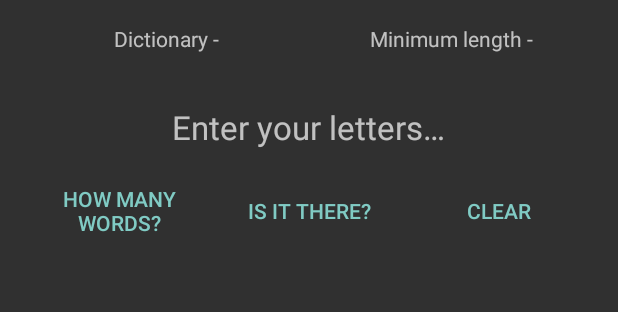
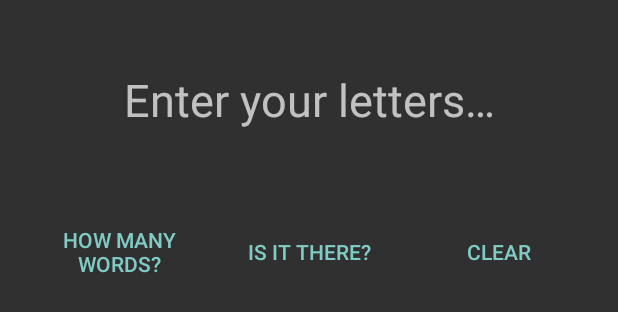
Before and after one commit to cyanhearth/WordFinder, an Android app: the layout activity_main.xml on its own in the app's theme, with its tools: preview values and no code run, on a phone screen of 412 x 824 dp. Shown: the top 312 px of the screen. Run offline under Robolectric (Android 15) with nearby library versions, the phone set to English and light mode, and no system bars.

Commit message:
improve basic layout

```diff
--- a/app/src/main/java/com/example/cyanhearth/wordfinder/MainActivity.java
+++ b/app/src/main/java/com/example/cyanhearth/wordfinder/MainActivity.java
@@ -6,7 +6,6 @@ import android.app.FragmentTransaction;
 import android.content.Intent;
 import android.content.SharedPreferences;
 import android.net.Uri;
-import android.os.Parcelable;
 import android.preference.PreferenceManager;
 import android.support.v7.app.ActionBarActivity;
 import android.os.Bundle;
@@ -18,7 +17,6 @@ import android.widget.Button;
 import android.widget.TextView;
 import android.widget.Toast;
 
-import java.util.ArrayList;
 import java.util.HashSet;
 
 public class MainActivity extends ActionBarActivity
@@ -34,8 +32,6 @@ public class MainActivity extends ActionBarActivity
     private static final String DEFAULT_DICTIONARY_STRING = "sowpods";
 
     private TextView lettersInput;
-    private TextView currentDict;
-    private TextView minLength;
     private Button find;
     private Button check;
     private Button clear;
@@ -60,15 +56,8 @@ public class MainActivity extends ActionBarActivity
         clear = (Button)findViewById(R.id.button3);
         lettersInput = (TextView)findViewById(R.id.editText);
 
-        currentDict = (TextView) findViewById(R.id.currentDict);
-        minLength = (TextView) findViewById(R.id.minLength);
-
         preferences = PreferenceManager.getDefaultSharedPreferences(this);
 
-        currentDict.setText(getResources().getString(R.string.current_dict) + " "
-                + preferences.getString(SettingsActivity.DICTIONARY_KEY, ""));
-        minLength.setText(getResources().getString(R.string.min_length) + " "
-                + preferences.getString(SettingsActivity.MIN_LENGTH_KEY, ""));
 
         // restore state
         if (savedInstanceState != null) {
@@ -219,17 +208,7 @@ public class MainActivity extends ActionBarActivity
         Log.d("Entering onResume", TAG_DEBUG);
         super.onResume();
 
-        //preferences = PreferenceManager.getDefaultSharedPreferences(this);
-
         String dict = preferences.getString(SettingsActivity.DICTIONARY_KEY, "");
-
-        String wordLength = preferences.getString(SettingsActivity.MIN_LENGTH_KEY, "");
-
-        if (wordLength.equals("0")) {
-            wordLength = "All letters";
-        }
-
-        minLength.setText(getResources().getText(R.string.min_length) + " " + wordLength);
 
         String currentDictString = ((LoadDictionaryFragment)
                 getFragmentManager().findFragmentByTag(TAG_TASK_FRAGMENT)).getCurrentDict();
@@ -244,8 +223,6 @@ public class MainActivity extends ActionBarActivity
 
             find.setEnabled(false);
             check.setEnabled(false);
-
-            currentDict.setText(getResources().getText(R.string.current_dict) + " " + dict);
         }
     }
 
@@ -313,8 +290,10 @@ public class MainActivity extends ActionBarActivity
 
     @Override
     public void reset() {
-        getFragmentManager().beginTransaction().replace(R.id.fragment_container,
-                KeyboardFragment.newInstance(), TAG_KEYBOARD_FRAGMENT).commit();
+        if (getFragmentManager().findFragmentByTag(TAG_KEYBOARD_FRAGMENT) == null) {
+            getFragmentManager().beginTransaction().replace(R.id.fragment_container,
+                    KeyboardFragment.newInstance(), TAG_KEYBOARD_FRAGMENT).commit();
+        }
 
         find.setEnabled(true);
         check.setEnabled(true);
@@ -334,7 +313,10 @@ public class MainActivity extends ActionBarActivity
             lettersInput.setText(inputText);
         }
         else {
-            lettersInput.setText(lettersInput.getText() + letter);
+            inputText += letter;
+            lettersInput.setText(inputText);
         }
+
+        clear.setEnabled(!inputText.equals(""));
     }
 }
--- a/app/src/main/res/layout-land/activity_main.xml
+++ b/app/src/main/res/layout-land/activity_main.xml
@@ -2,84 +2,6 @@
 <LinearLayout xmlns:android="http://schemas.android.com/apk/res/android"
     android:orientation="horizontal" android:layout_width="match_parent"
     android:layout_height="match_parent" android:baselineAligned="false">
-
-    <RelativeLayout
-        android:layout_width="0dp"
-        android:layout_height="match_parent"
-        android:layout_weight="1"
-        android:paddingEnd="5dp"
-        android:paddingStart="5dp"
-        android:paddingRight="5dp"
-        android:paddingLeft="5dp">
-        <LinearLayout
-            android:orientation="horizontal"
-            android:layout_width="match_parent"
-            android:layout_height="wrap_content"
-            android:id="@+id/linearLayout2">
-            <TextView
-                android:layout_width="0dp"
-                android:layout_height="wrap_content"
-                android:layout_weight="1"
-                android:text="@string/current_dict"
-                android:id="@+id/currentDict"
-                android:gravity="center_horizontal"
-                android:paddingTop="10dp" />
-
-            <TextView
-                android:layout_width="0dp"
-                android:layout_height="wrap_content"
-                android:layout_weight="1"
-                android:text="@string/min_length"
-                android:id="@+id/minLength"
-                android:layout_gravity="end"
-                android:gravity="center_horizontal"
-                android:paddingTop="10dp" />
-        </LinearLayout>
-
-        <LinearLayout
-            android:orientation="vertical"
-            android:layout_width="wrap_content"
-            android:layout_height="wrap_content"
-            style="?android:buttonBarStyle"
-            android:id="@+id/linearLayout"
-            android:paddingTop="10dp"
-            android:paddingBottom="10dp"
-            android:layout_centerVertical="true"
-            android:layout_alignParentLeft="true"
-            android:layout_alignParentStart="true"
-            android:layout_alignRight="@+id/linearLayout2"
-            android:layout_alignEnd="@+id/linearLayout2"
-            android:gravity="center_horizontal">
-
-            <Button
-                android:layout_width="wrap_content"
-                android:layout_height="0dp"
-                android:layout_weight="1"
-                style="?android:buttonBarButtonStyle"
-                android:gravity="center_vertical"
-                android:text="@string/button_find"
-                android:id="@+id/button" />
-
-            <Button
-                android:layout_width="wrap_content"
-                android:layout_height="0dp"
-                android:layout_weight="1"
-                style="?android:buttonBarButtonStyle"
-                android:gravity="center_vertical"
-                android:text="@string/button_check"
-                android:id="@+id/button2" />
-
-            <Button
-                android:layout_width="wrap_content"
-                android:layout_height="0dp"
-                style="?android:buttonBarButtonStyle"
-                android:gravity="center_vertical"
-                android:text="@string/clear"
-                android:id="@+id/button3"
-                android:layout_weight="1" />
-        </LinearLayout>
-
-    </RelativeLayout>
 
     <LinearLayout
         android:orientation="vertical"
@@ -92,19 +14,57 @@
             android:layout_height="wrap_content"
             android:id="@+id/editText"
             android:hint="@string/enter_letters"
-            android:layout_marginTop="54dp"
+            android:paddingTop="30dp"
+            android:paddingBottom="30dp"
             android:textAppearance="?android:attr/textAppearanceLarge"
             android:gravity="center_horizontal"
-            android:layout_gravity="center_horizontal|top" />
+            android:layout_gravity="center_horizontal|top"
+            android:textSize="30sp" />
 
         <FrameLayout
             android:layout_width="match_parent"
-            android:layout_height="0dp"
-            android:layout_weight="1.5"
+            android:layout_height="match_parent"
             android:id="@+id/fragment_container">
 
         </FrameLayout>
 
     </LinearLayout>
 
+    <LinearLayout
+        android:orientation="vertical"
+        android:layout_width="wrap_content"
+        android:layout_height="match_parent"
+        style="?android:buttonBarStyle"
+        android:id="@+id/linearLayout"
+        android:paddingTop="30dp"
+        android:paddingBottom="30dp"
+        android:paddingLeft="30dp"
+        android:paddingRight="30dp"
+        android:gravity="fill_horizontal">
+
+        <Button
+            android:layout_width="wrap_content"
+            android:layout_height="0dp"
+            android:layout_weight="1"
+            style="?android:buttonBarButtonStyle"
+            android:text="@string/button_find"
+            android:id="@+id/button" />
+
+        <Button
+            android:layout_width="wrap_content"
+            android:layout_height="0dp"
+            android:layout_weight="1"
+            style="?android:buttonBarButtonStyle"
+            android:text="@string/button_check"
+            android:id="@+id/button2" />
+
+        <Button
+            android:layout_width="wrap_content"
+            android:layout_height="0dp"
+            style="?android:buttonBarButtonStyle"
+            android:text="@string/clear"
+            android:id="@+id/button3"
+            android:layout_weight="1" />
+    </LinearLayout>
+
 </LinearLayout>
--- a/app/src/main/res/layout/activity_main.xml
+++ b/app/src/main/res/layout/activity_main.xml
@@ -6,37 +6,16 @@
     android:paddingBottom="@dimen/activity_vertical_margin" tools:context=".MainActivity"
     android:id="@+id/layout">
 
-    <LinearLayout
-        android:orientation="horizontal"
+    <TextView
         android:layout_width="match_parent"
-        android:layout_height="wrap_content">
-        <TextView
-            android:layout_width="0dp"
-            android:layout_height="wrap_content"
-            android:layout_weight="1"
-            android:text="@string/current_dict"
-            android:id="@+id/currentDict"
-            android:gravity="center_horizontal" />
-
-        <TextView
-            android:layout_width="0dp"
-            android:layout_height="wrap_content"
-            android:layout_weight="1"
-            android:text="@string/min_length"
-            android:id="@+id/minLength"
-            android:layout_gravity="end"
-            android:gravity="center_horizontal" />
-    </LinearLayout>
-
-    <TextView
-        android:layout_width="wrap_content"
         android:layout_height="wrap_content"
         android:id="@+id/editText"
         android:hint="@string/enter_letters"
-        android:layout_marginTop="54dp"
-        android:layout_centerHorizontal="true"
+        android:layout_marginTop="30dp"
         android:textAppearance="?android:attr/textAppearanceLarge"
-        android:gravity="center_horizontal" />
+        android:gravity="center_horizontal"
+        android:layout_marginBottom="30dp"
+        android:textSize="30sp" />
 
     <LinearLayout
         android:orientation="horizontal"
@@ -46,8 +25,8 @@
         android:id="@+id/linearLayout"
         android:layout_below="@+id/editText"
         android:layout_centerHorizontal="true"
-        android:paddingTop="10dp"
-        android:paddingBottom="10dp">
+        android:paddingTop="20dp"
+        android:paddingBottom="20dp">
 
         <Button
             android:layout_width="0dp"
```
Also changed, not shown: 1 other file.
